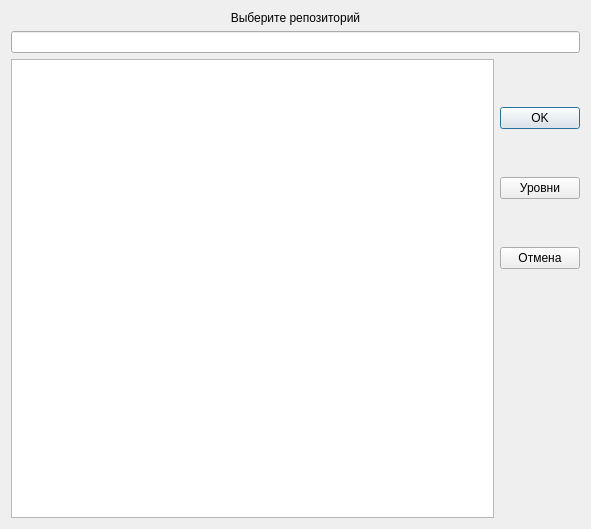
Before: the Qt Designer form repchose.ui in iliner23/openRadar, drawn with Qt 5.
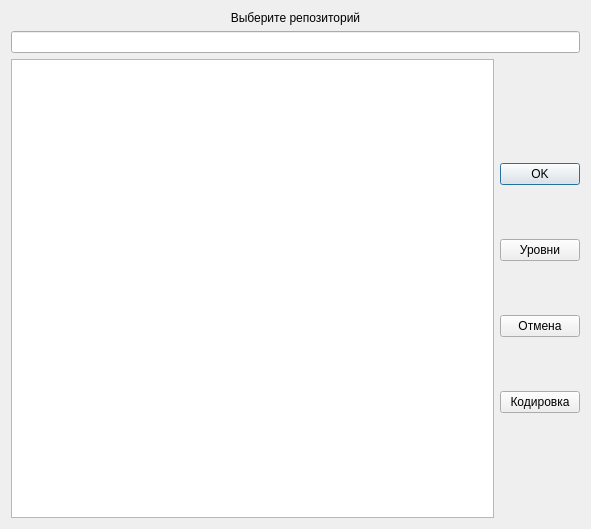
After: the same form once the commit is applied.

Patch:
```diff
--- a/repchose.ui
+++ b/repchose.ui
@@ -65,13 +65,13 @@
           <enum>QLayout::SetDefaultConstraint</enum>
          </property>
          <property name="topMargin">
-          <number>0</number>
+          <number>50</number>
          </property>
          <property name="rightMargin">
           <number>0</number>
          </property>
          <property name="bottomMargin">
-          <number>200</number>
+          <number>50</number>
          </property>
          <item>
           <widget class="QPushButton" name="pushButton_2">
@@ -94,6 +94,13 @@
            </property>
           </widget>
          </item>
+         <item>
+          <widget class="QPushButton" name="pushButton_4">
+           <property name="text">
+            <string>Кодировка</string>
+           </property>
+          </widget>
+         </item>
         </layout>
        </item>
       </layout>
```
